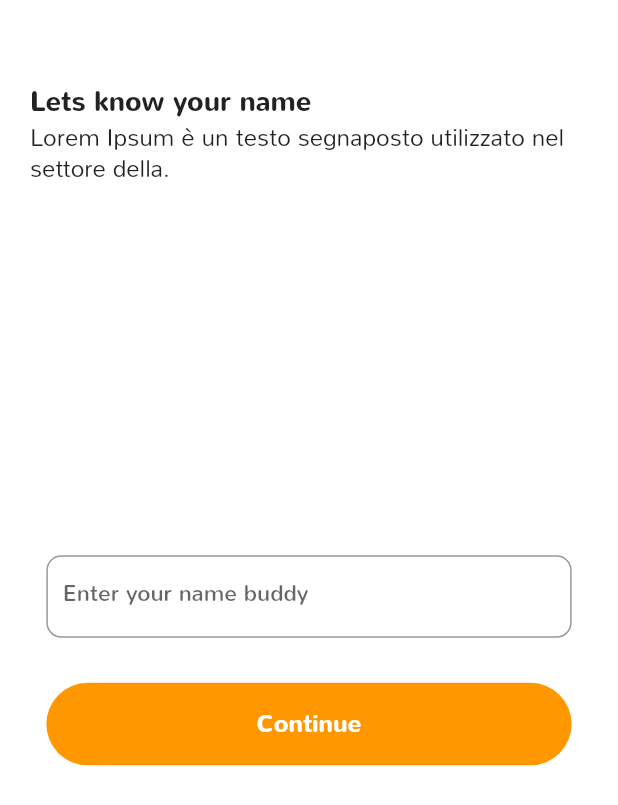
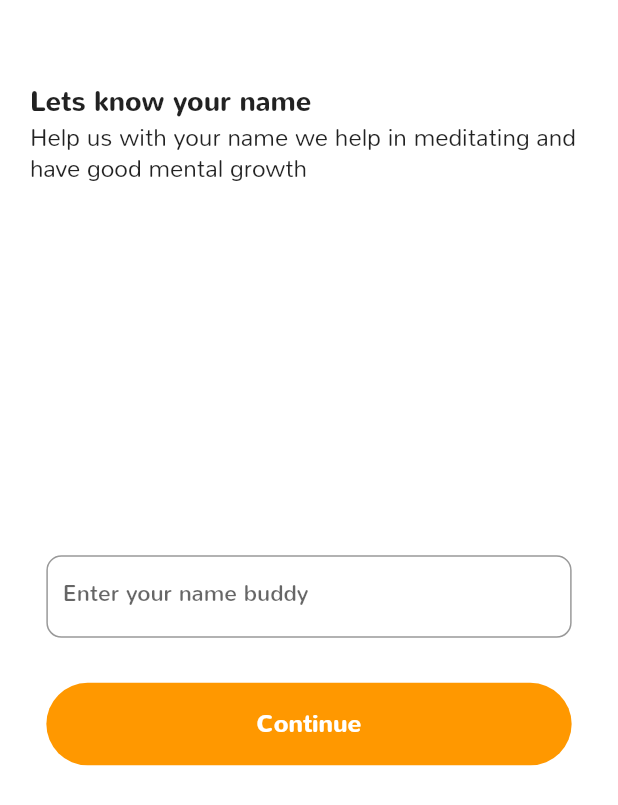
Before and after one commit to dangakeri/warrior, a Flutter app: the screen it shows after launch, after a tap on "Skip", on a phone screen of 412 x 824 dp. Shown: the top 805 px of the screen. Run offline on Flutter 3.47's test engine with Material 2 defaults, Android fonts, the phone set to English and light mode, and no system bars; our stand-ins replace assets_audio_player, avatar_glow, bootstrap_icons, flutter_local_notifications, flutter_native_timezone, flutter_svg and 5 more; project files that could hold a hidden picture were left out.

Commit message:
onboarding

```diff
--- a/lib/Onboarding/DOB.dart
+++ b/lib/Onboarding/DOB.dart
@@ -52,7 +52,7 @@ class _DOBState extends State<DOB> {
               ],
             ),
             const Text(
-              'Lorem Ipsum è un testo segnaposto utilizzato nel settore della.',
+              'Help us with your Date of birth we help in meditating and have good mental growth',
               style: TextStyle(fontSize: 16, fontWeight: FontWeight.w100),
             ),
             SizedBox(height: MediaQuery.of(context).size.height * 0.3),
--- a/lib/Onboarding/createAccount.dart
+++ b/lib/Onboarding/createAccount.dart
@@ -37,7 +37,7 @@ class _CreateAccountState extends State<CreateAccount> {
               ],
             ),
             const Text(
-              'Lorem Ipsum è un testo segnaposto utilizzato nel settore della.',
+              'Help us with your name we help in meditating and have good mental growth',
               style: TextStyle(fontSize: 16, fontWeight: FontWeight.w100),
             ),
             SizedBox(height: MediaQuery.of(context).size.height * 0.3),
--- a/lib/Onboarding/onboarding.dart
+++ b/lib/Onboarding/onboarding.dart
@@ -30,7 +30,7 @@ class OnBoardingPage extends StatelessWidget {
             height: 150,
           ),
           title: 'Longetivity',
-          body: 'Live a long a life and nhdfjh'),
+          body: 'Live a long and a healthy life'),
     ];
   }
 
```
Also changed, not shown: 1 other file.
